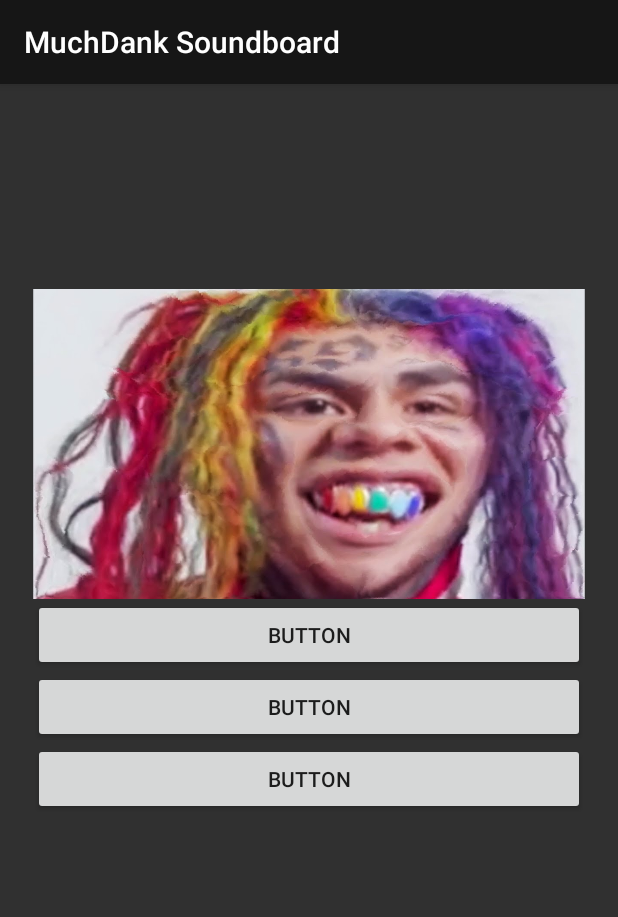
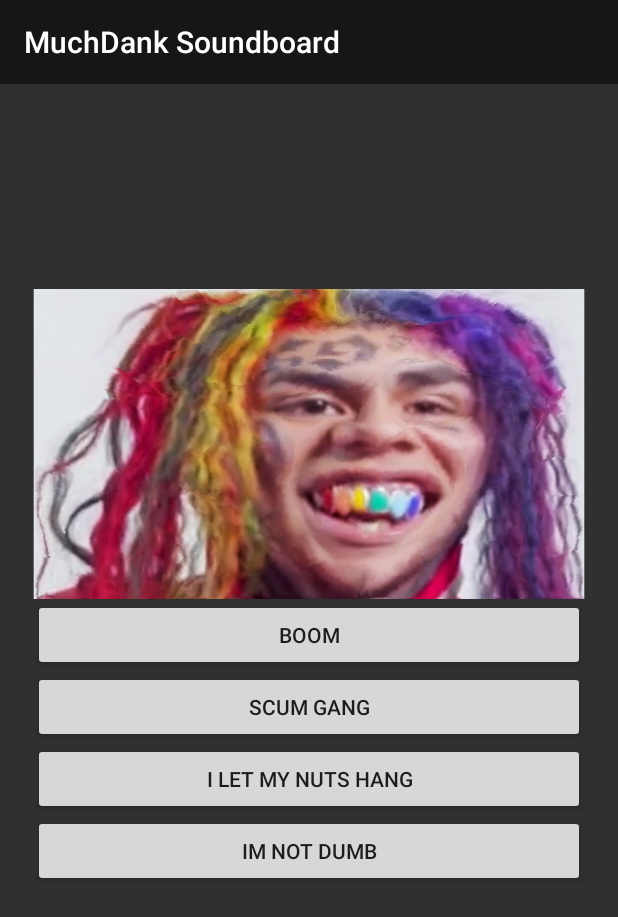
Before and after one commit to marisgg/MuchDankSoundBoard, an Android app: the screen it shows after launch (MainActivity), on a phone screen of 412 x 824 dp. Shown: the top 917 px of the screen. Run offline under Robolectric (Android 15) with nearby library versions, the phone set to English and light mode, and no system bars.

Commit message:
finished interface

```diff
--- a/app/src/main/java/com/tolhuis/muchdanksoundboard/MainActivity.java
+++ b/app/src/main/java/com/tolhuis/muchdanksoundboard/MainActivity.java
@@ -7,8 +7,10 @@ import android.os.Bundle;
 import android.util.Log;
 import android.view.View;
 import android.widget.Button;
+import android.widget.ImageView;
 import android.widget.LinearLayout;
 
+import java.io.IOException;
 import java.util.ArrayList;
 import java.util.HashMap;
 import java.util.List;
@@ -24,13 +26,35 @@ public class MainActivity extends AppCompatActivity {
         setContentView(R.layout.activity_main);
         buttonMap = new HashMap<>();
         mps = new ArrayList<>();
+        String[] filenames = new String[]{
+                "s9_boom", "s9_scum_gang", "s9_i_let_my_nuts_hang", "s9_im_not_dumb"};
         LinearLayout linearLayout = findViewById(R.id.buttonlayout);
-        for(int i = 0, j = 0; i < linearLayout.getChildCount(); i++) {
-            if(linearLayout.getChildAt(i) instanceof Button) {
-                buttonMap.put((Button) linearLayout.getChildAt(i), j);
-                mps.add(MediaPlayer.create(this, getResources().getIdentifier("s" + j, "raw", getPackageName())));
-                j++;
-            }
+        String id = "";
+        for(int i = 0; i < filenames.length; i++) {
+                if (!id.equals(filenames[i].substring(0,2))){
+                    id = filenames[i].substring(0,2);
+                    ImageView iv = new ImageView(this);
+                    iv.setScaleType(ImageView.ScaleType.FIT_XY);
+                    iv.setAdjustViewBounds(true);
+                    iv.setImageResource(getResources().getIdentifier(id, "drawable", getPackageName()));
+                    if (!id.equals("s9")) {
+                        Button pad = new Button(this);
+                        pad.setVisibility(View.INVISIBLE);
+                        linearLayout.addView(pad);
+                    }
+                    linearLayout.addView(iv);
+                }
+                Button b = new Button(this);
+                b.setOnClickListener(new View.OnClickListener() {
+                    @Override
+                    public void onClick(View v) {
+                        playSound(v);
+                    }
+                });
+                b.setText(filenames[i].substring(3).replaceAll("_", " "));
+                buttonMap.put(b, i);
+                linearLayout.addView(b);
+                mps.add(MediaPlayer.create(this, getResources().getIdentifier(filenames[i], "raw", getPackageName())));
         }
 
     }
--- a/app/src/main/res/layout/activity_main.xml
+++ b/app/src/main/res/layout/activity_main.xml
@@ -26,36 +26,6 @@
             android:layout_width="match_parent"
             android:layout_height="wrap_content"
             android:orientation="vertical" >
-
-            <ImageView
-                android:id="@+id/imageView2"
-                android:layout_width="wrap_content"
-                android:layout_height="wrap_content"
-                app:srcCompat="@drawable/sixnine"
-                android:scaleType="fitXY"
-                android:adjustViewBounds="true"/>
-
-
-            <Button
-                android:id="@+id/button3"
-                android:layout_width="match_parent"
-                android:layout_height="wrap_content"
-                android:text="Button"
-                android:onClick="playSound"/>
-
-            <Button
-                android:id="@+id/button2"
-                android:layout_width="match_parent"
-                android:layout_height="wrap_content"
-                android:text="Button"
-                android:onClick="playSound"/>
-
-            <Button
-                android:id="@+id/button"
-                android:layout_width="match_parent"
-                android:layout_height="wrap_content"
-                android:text="Button"
-                android:onClick="playSound"/>
         </LinearLayout>
     </ScrollView>
 
```
Also changed, not shown: app/src/main/res/drawable/s9.jpg (renamed from app/src/main/res/drawable/sixnine.jpg), 8 other files.
